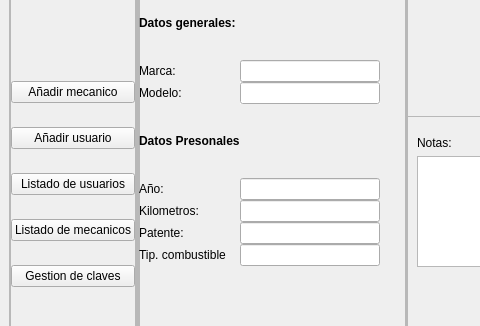
This is views/main.ui in Alaan20/TP_FINAL-POO as Qt 5 draws it before an edit; both pictures show x 0 to 480 and y 105 to 431 of the 782 by 624 pixel window. The edited form follows.
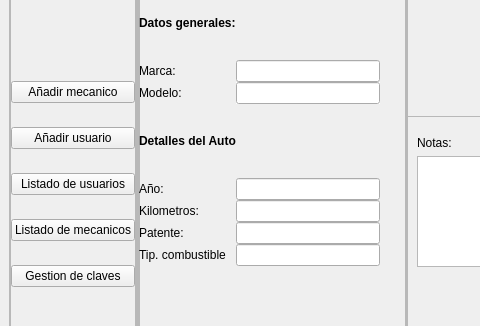
This is the edited form. The open tabs and pages were chosen to show the change. Icons and pictures are not drawn.

```diff
--- a/views/main.ui
+++ b/views/main.ui
@@ -3198,7 +3198,7 @@
                          </font>
                         </property>
                         <property name="text">
-                         <string>Datos Presonales</string>
+                         <string>Detalles del Auto</string>
                         </property>
                        </widget>
                       </item>
```
Left out of the diff: 2 changed lines with no effect on the pictures.
